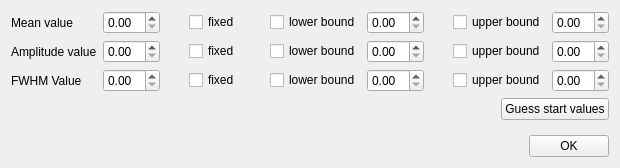
This is pensant/ui/lorentzianModelFitParameters.ui in syncope/pensant as Qt 5 draws it before an edit. The edited form follows.
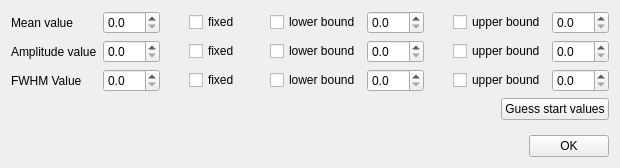
This is the edited form.

Commit message:
+ updated the ui files significantly to include more info
+ first larger test candidate for interactive fitting setup: gaussian model

++ incorporated sliders for setting the start values for gaussian model
++ added more widget creation and interaction parts for gaussian model
---- still several things missing; e.g. creating data points to plot from current parameter values

What changed in the file:
```diff
--- a/pensant/ui/lorentzianModelFitParameters.ui
+++ b/pensant/ui/lorentzianModelFitParameters.ui
@@ -22,7 +22,11 @@
      <item row="0" column="1">
       <layout class="QHBoxLayout" name="horizontalLayout">
        <item>
-        <widget class="QDoubleSpinBox" name="meanValue"/>
+        <widget class="QDoubleSpinBox" name="meanValue">
+         <property name="decimals">
+          <number>1</number>
+         </property>
+        </widget>
        </item>
        <item>
         <spacer name="horizontalSpacer">
@@ -65,7 +69,11 @@
         </widget>
        </item>
        <item>
-        <widget class="QDoubleSpinBox" name="meanLBValue"/>
+        <widget class="QDoubleSpinBox" name="meanLBValue">
+         <property name="decimals">
+          <number>1</number>
+         </property>
+        </widget>
        </item>
        <item>
         <spacer name="horizontalSpacer_3">
@@ -88,14 +96,22 @@
         </widget>
        </item>
        <item>
-        <widget class="QDoubleSpinBox" name="meanUBValue"/>
+        <widget class="QDoubleSpinBox" name="meanUBValue">
+         <property name="decimals">
+          <number>1</number>
+         </property>
+        </widget>
        </item>
       </layout>
      </item>
      <item row="1" column="1">
       <layout class="QHBoxLayout" name="horizontalLayout_2">
        <item>
-        <widget class="QDoubleSpinBox" name="amplitudeValue"/>
+        <widget class="QDoubleSpinBox" name="amplitudeValue">
+         <property name="decimals">
+          <number>1</number>
+         </property>
+        </widget>
        </item>
        <item>
         <spacer name="horizontalSpacer_4">
@@ -138,7 +154,11 @@
         </widget>
        </item>
        <item>
-        <widget class="QDoubleSpinBox" name="amplitudeLBValue"/>
+        <widget class="QDoubleSpinBox" name="amplitudeLBValue">
+         <property name="decimals">
+          <number>1</number>
+         </property>
+        </widget>
        </item>
        <item>
         <spacer name="horizontalSpacer_6">
@@ -161,14 +181,22 @@
         </widget>
        </item>
        <item>
-        <widget class="QDoubleSpinBox" name="amplitudeUBValue"/>
+        <widget class="QDoubleSpinBox" name="amplitudeUBValue">
+         <property name="decimals">
+          <number>1</number>
+         </property>
+        </widget>
        </item>
       </layout>
      </item>
      <item row="2" column="1">
       <layout class="QHBoxLayout" name="horizontalLayout_3">
        <item>
-        <widget class="QDoubleSpinBox" name="fwhmValue"/>
+        <widget class="QDoubleSpinBox" name="fwhmValue">
+         <property name="decimals">
+          <number>1</number>
+         </property>
+        </widget>
        </item>
        <item>
         <spacer name="horizontalSpacer_7">
@@ -211,7 +239,11 @@
         </widget>
        </item>
        <item>
-        <widget class="QDoubleSpinBox" name="fwhmLBValue"/>
+        <widget class="QDoubleSpinBox" name="fwhmLBValue">
+         <property name="decimals">
+          <number>1</number>
+         </property>
+        </widget>
        </item>
        <item>
         <spacer name="horizontalSpacer_9">
@@ -234,7 +266,11 @@
         </widget>
        </item>
        <item>
-        <widget class="QDoubleSpinBox" name="fwhmUBValue"/>
+        <widget class="QDoubleSpinBox" name="fwhmUBValue">
+         <property name="decimals">
+          <number>1</number>
+         </property>
+        </widget>
        </item>
       </layout>
      </item>
```
The commit also changes 4 other files.
